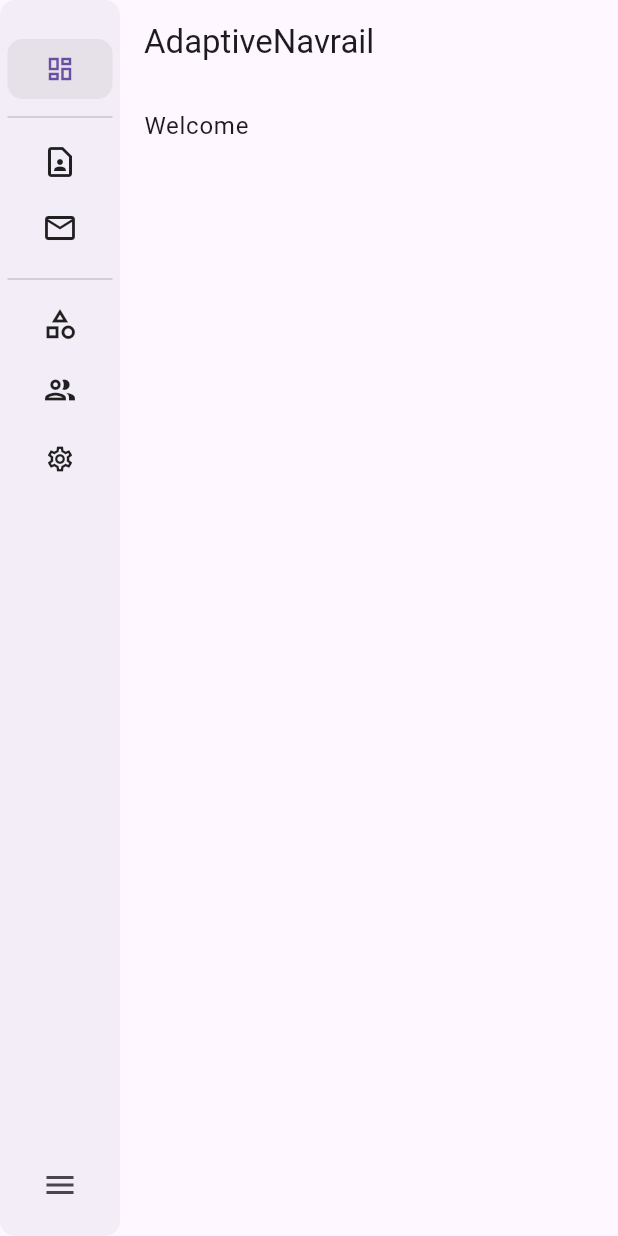
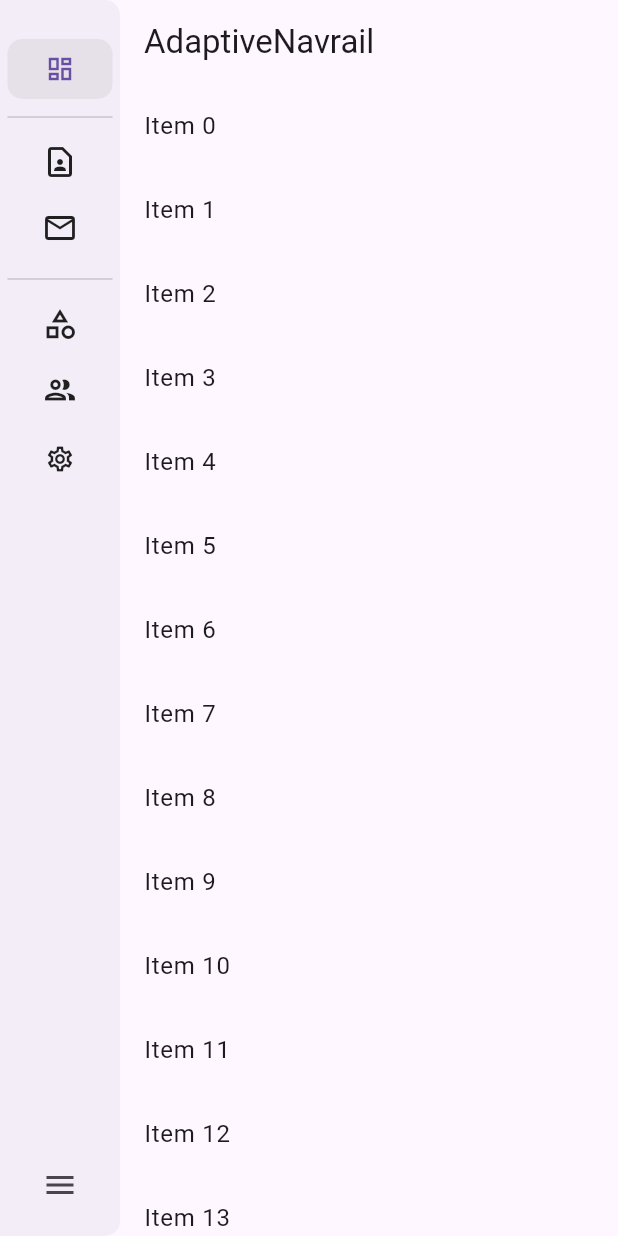
Before and after one commit to rsoft-in/adaptive_navrail, a Flutter app: the screen it shows after launch, on a phone screen of 412 x 824 dp. Run offline on Flutter 3.47's test engine with Material 3 defaults, Android fonts, the phone set to English and light mode, and no system bars; our stand-ins replace plugin_platform_interface.

Commit message:
Fix Header Padding issue and update example/main.dart

```diff
--- a/example/lib/main.dart
+++ b/example/lib/main.dart
@@ -39,16 +39,32 @@ class _MyAppState extends State<MyApp> {
               isDense: true,
               drawerItems: drawerMenu,
               selectedMenuCode: selectedMenuCode,
-              header: const Column(
-                crossAxisAlignment: CrossAxisAlignment.stretch,
-                mainAxisSize: MainAxisSize.min,
-                children: [
-                  Text(
-                    'Example',
-                    style: TextStyle(fontSize: 22),
+              header: Material(
+                color: Theme.of(context).colorScheme.primaryFixed,
+                borderRadius: BorderRadius.circular(10),
+                child: const Padding(
+                  padding: EdgeInsets.symmetric(vertical: 12, horizontal: 8),
+                  child: Row(
+                    children: [
+                      FlutterLogo(
+                        size: 36,
+                      ),
+                      SizedBox(
+                        width: 10,
+                      ),
+                      Column(
+                        crossAxisAlignment: CrossAxisAlignment.start,
+                        children: [
+                          Text(
+                            'AdaptiveNavrail',
+                            style: TextStyle(fontSize: 22),
+                          ),
+                          Text('Example'),
+                        ],
+                      ),
+                    ],
                   ),
-                  Text('Welcome'),
-                ],
+                ),
               ),
               onDrawerTap: (value) {
                 setState(() {
@@ -63,9 +79,14 @@ class _MyAppState extends State<MyApp> {
                 AppBar(
                   title: const Text('AdaptiveNavrail'),
                 ),
-                const ListTile(
-                  title: Text('Welcome'),
-                ),
+                Expanded(
+                  child: ListView.builder(
+                    itemCount: 30,
+                    itemBuilder: (context, index) => ListTile(
+                      title: Text('Item $index'),
+                    ),
+                  ),
+                )
               ],
             ))
           ],
--- a/lib/adaptive_navrail.dart
+++ b/lib/adaptive_navrail.dart
@@ -76,7 +76,8 @@ class _AdaptiveNavrailState extends State<AdaptiveNavrail>
 
     return Material(
       color: Theme.of(context).colorScheme.surfaceContainer,
-      borderRadius: BorderRadius.circular(10),
+      borderRadius: const BorderRadius.only(
+          topRight: Radius.circular(10), bottomRight: Radius.circular(10)),
       child: AnimatedContainer(
         margin: const EdgeInsets.symmetric(horizontal: 5, vertical: 10),
         duration: const Duration(milliseconds: 200),
@@ -86,8 +87,7 @@ class _AdaptiveNavrailState extends State<AdaptiveNavrail>
           children: [
             if (widget.header != null || widget.icon != null)
               Padding(
-                padding:
-                    const EdgeInsets.symmetric(horizontal: 16, vertical: 8),
+                padding: const EdgeInsets.symmetric(horizontal: 2, vertical: 8),
                 child: Row(
                   children: [
                     widget.icon ?? Container(),
```
